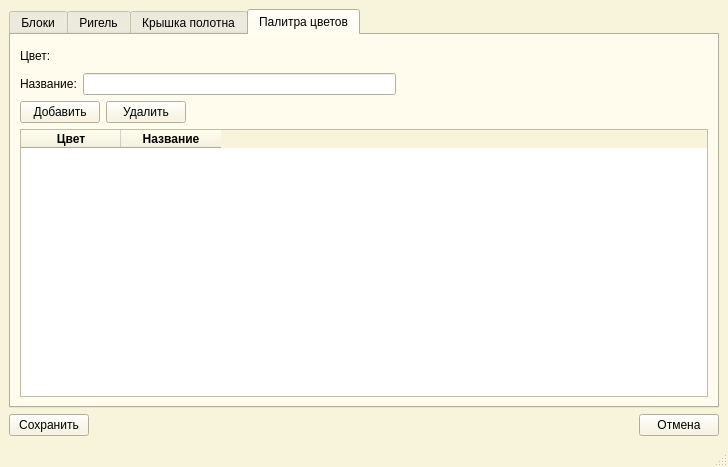
First picture: the form in untitled/settingswindow.ui, repository Constantine1991/wall, before the edit.
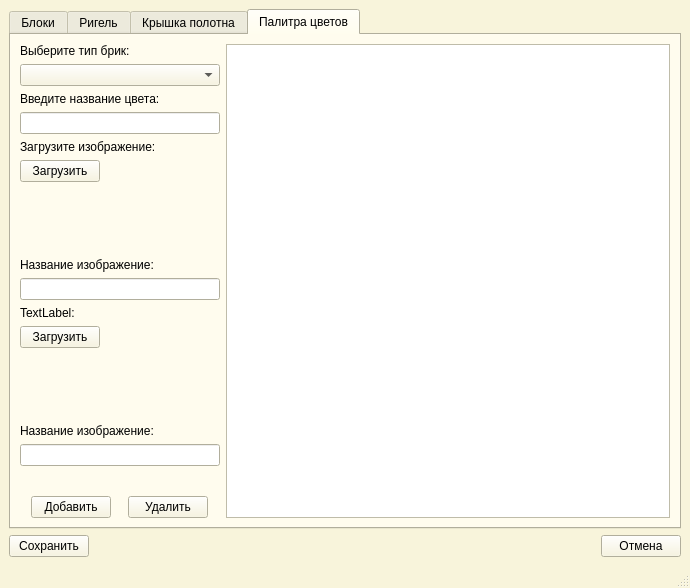
Second picture: the form after the edit. The open tabs and pages were chosen to show the change. Icons and pictures are not drawn.

Commit message: Созанна новая структура управления и хранения цвета проекта

What changed in the file:
```diff
--- a/untitled/settingswindow.ui
+++ b/untitled/settingswindow.ui
@@ -9,8 +9,8 @@
    <rect>
     <x>0</x>
     <y>0</y>
-    <width>728</width>
-    <height>467</height>
+    <width>690</width>
+    <height>588</height>
    </rect>
   </property>
   <property name="sizePolicy">
@@ -19,18 +19,6 @@
     <verstretch>0</verstretch>
    </sizepolicy>
   </property>
-  <property name="minimumSize">
-   <size>
-    <width>728</width>
-    <height>467</height>
-   </size>
-  </property>
-  <property name="maximumSize">
-   <size>
-    <width>728</width>
-    <height>467</height>
-   </size>
-  </property>
   <property name="palette">
    <palette>
     <active>
@@ -454,9 +442,7 @@
     <normaloff>:/new/prefix1/logoImg.png</normaloff>:/new/prefix1/logoImg.png</iconset>
   </property>
   <widget class="QWidget" name="centralwidget">
-   <layout class="QVBoxLayout" name="verticalLayout_2">
-    <item>
-     <layout class="QVBoxLayout" name="verticalLayout">
+   <layout class="QVBoxLayout" name="verticalLayout_13">
       <item>
        <widget class="QTabWidget" name="tabWidget">
         <property name="currentIndex">
@@ -644,7 +630,7 @@
             <height>41</height>
            </rect>
           </property>
-          <layout class="QVBoxLayout" name="verticalLayout_6">
+        <layout class="QVBoxLayout" name="verticalLayout">
            <item>
             <widget class="QLabel" name="label_11">
              <property name="text">
@@ -662,91 +648,319 @@
          <attribute name="title">
           <string>Палитра цветов</string>
          </attribute>
-         <layout class="QHBoxLayout" name="horizontalLayout_9">
-          <item>
-           <layout class="QVBoxLayout" name="verticalLayout_8">
-            <item>
-             <layout class="QVBoxLayout" name="verticalLayout_7">
+       <layout class="QHBoxLayout" name="horizontalLayout_8">
               <item>
                <layout class="QHBoxLayout" name="horizontalLayout_7">
                 <item>
-                 <widget class="QLabel" name="label_2">
+           <layout class="QVBoxLayout" name="verticalLayout_6">
+            <property name="sizeConstraint">
+             <enum>QLayout::SetMaximumSize</enum>
+            </property>
+            <item>
+             <layout class="QVBoxLayout" name="verticalLayout_2">
+              <property name="spacing">
+               <number>6</number>
+              </property>
+              <property name="sizeConstraint">
+               <enum>QLayout::SetMaximumSize</enum>
+              </property>
+              <item>
+               <widget class="QLabel" name="label_13">
+                <property name="sizePolicy">
+                 <sizepolicy hsizetype="Fixed" vsizetype="Fixed">
+                  <horstretch>0</horstretch>
+                  <verstretch>0</verstretch>
+                 </sizepolicy>
+                </property>
                   <property name="text">
-                   <string>Цвет:</string>
+                 <string>Выберите тип брик: </string>
+                </property>
+               </widget>
+              </item>
+              <item>
+               <widget class="QComboBox" name="comboBox">
+                <property name="sizePolicy">
+                 <sizepolicy hsizetype="Fixed" vsizetype="Fixed">
+                  <horstretch>0</horstretch>
+                  <verstretch>0</verstretch>
+                 </sizepolicy>
+                </property>
+                <property name="minimumSize">
+                 <size>
+                  <width>200</width>
+                  <height>0</height>
+                 </size>
+                </property>
+                <property name="maximumSize">
+                 <size>
+                  <width>200</width>
+                  <height>16777215</height>
+                 </size>
+                </property>
+               </widget>
+              </item>
+              <item>
+               <widget class="QLabel" name="label_14">
+                <property name="sizePolicy">
+                 <sizepolicy hsizetype="Fixed" vsizetype="Fixed">
+                  <horstretch>0</horstretch>
+                  <verstretch>0</verstretch>
+                 </sizepolicy>
+                </property>
+                <property name="text">
+                 <string>Введите название цвета:</string>
+                </property>
+               </widget>
+              </item>
+              <item>
+               <widget class="QLineEdit" name="lineEdit_9">
+                <property name="sizePolicy">
+                 <sizepolicy hsizetype="Fixed" vsizetype="Fixed">
+                  <horstretch>0</horstretch>
+                  <verstretch>0</verstretch>
+                 </sizepolicy>
+                </property>
+                <property name="minimumSize">
+                 <size>
+                  <width>200</width>
+                  <height>0</height>
+                 </size>
+                </property>
+                <property name="maximumSize">
+                 <size>
+                  <width>200</width>
+                  <height>16777215</height>
+                 </size>
                   </property>
                  </widget>
                 </item>
                 <item>
                  <widget class="QLabel" name="label_10">
                   <property name="sizePolicy">
-                   <sizepolicy hsizetype="Preferred" vsizetype="Preferred">
+                 <sizepolicy hsizetype="Fixed" vsizetype="Fixed">
+                  <horstretch>0</horstretch>
+                  <verstretch>0</verstretch>
+                 </sizepolicy>
+                </property>
+                <property name="maximumSize">
+                 <size>
+                  <width>250</width>
+                  <height>16777215</height>
+                 </size>
+                </property>
+                <property name="text">
+                 <string>Загрузите изображение:</string>
+                </property>
+               </widget>
+              </item>
+              <item>
+               <widget class="QPushButton" name="pushButton_3">
+                <property name="sizePolicy">
+                 <sizepolicy hsizetype="Fixed" vsizetype="Fixed">
+                  <horstretch>0</horstretch>
+                  <verstretch>0</verstretch>
+                 </sizepolicy>
+                </property>
+                <property name="layoutDirection">
+                 <enum>Qt::LeftToRight</enum>
+                </property>
+                <property name="text">
+                 <string>Загрузить</string>
+                </property>
+               </widget>
+              </item>
+              <item>
+               <widget class="QLabel" name="label_2">
+                <property name="enabled">
+                 <bool>true</bool>
+                </property>
+                <property name="sizePolicy">
+                 <sizepolicy hsizetype="Fixed" vsizetype="Fixed">
                     <horstretch>0</horstretch>
                     <verstretch>0</verstretch>
                    </sizepolicy>
                   </property>
                   <property name="minimumSize">
                    <size>
-                    <width>32</width>
-                    <height>23</height>
+                  <width>128</width>
+                  <height>64</height>
                    </size>
                   </property>
                   <property name="maximumSize">
                    <size>
-                    <width>32</width>
-                    <height>23</height>
+                  <width>128</width>
+                  <height>64</height>
                    </size>
                   </property>
                   <property name="text">
                    <string/>
                   </property>
-                 </widget>
-                </item>
-                <item>
-                 <spacer name="horizontalSpacer_2">
-                  <property name="orientation">
-                   <enum>Qt::Horizontal</enum>
-                  </property>
-                  <property name="sizeHint" stdset="0">
-                   <size>
-                    <width>40</width>
-                    <height>20</height>
-                   </size>
-                  </property>
-                 </spacer>
-                </item>
-               </layout>
-              </item>
-              <item>
-               <layout class="QHBoxLayout" name="horizontalLayout_6">
+                <property name="scaledContents">
+                 <bool>true</bool>
+                </property>
+                <property name="alignment">
+                 <set>Qt::AlignCenter</set>
+                </property>
+               </widget>
+              </item>
                 <item>
                  <widget class="QLabel" name="label_12">
+                <property name="sizePolicy">
+                 <sizepolicy hsizetype="Fixed" vsizetype="Fixed">
+                  <horstretch>0</horstretch>
+                  <verstretch>0</verstretch>
+                 </sizepolicy>
+                </property>
                   <property name="text">
-                   <string>Название:</string>
+                 <string>Название изображение:</string>
                   </property>
                  </widget>
                 </item>
                 <item>
-                 <widget class="QLineEdit" name="lineEdit_2"/>
+               <widget class="QLineEdit" name="lineEdit_2">
+                <property name="sizePolicy">
+                 <sizepolicy hsizetype="Fixed" vsizetype="Fixed">
+                  <horstretch>0</horstretch>
+                  <verstretch>0</verstretch>
+                 </sizepolicy>
+                </property>
+                <property name="minimumSize">
+                 <size>
+                  <width>200</width>
+                  <height>0</height>
+                 </size>
+                </property>
+                <property name="maximumSize">
+                 <size>
+                  <width>200</width>
+                  <height>16777215</height>
+                 </size>
+                </property>
+               </widget>
                 </item>
                 <item>
-                 <spacer name="horizontalSpacer_3">
+               <widget class="QLabel" name="label_15">
+                <property name="sizePolicy">
+                 <sizepolicy hsizetype="Fixed" vsizetype="Fixed">
+                  <horstretch>0</horstretch>
+                  <verstretch>0</verstretch>
+                 </sizepolicy>
+                </property>
+                <property name="text">
+                 <string>TextLabel:</string>
+                </property>
+               </widget>
+              </item>
+              <item>
+               <widget class="QPushButton" name="pushButton_6">
+                <property name="sizePolicy">
+                 <sizepolicy hsizetype="Fixed" vsizetype="Fixed">
+                  <horstretch>0</horstretch>
+                  <verstretch>0</verstretch>
+                 </sizepolicy>
+                </property>
+                <property name="text">
+                 <string>Загрузить</string>
+                </property>
+               </widget>
+              </item>
+              <item>
+               <widget class="QLabel" name="label_16">
+                <property name="enabled">
+                 <bool>true</bool>
+                </property>
+                <property name="sizePolicy">
+                 <sizepolicy hsizetype="Fixed" vsizetype="Fixed">
+                  <horstretch>0</horstretch>
+                  <verstretch>0</verstretch>
+                 </sizepolicy>
+                </property>
+                <property name="minimumSize">
+                 <size>
+                  <width>128</width>
+                  <height>64</height>
+                 </size>
+                </property>
+                <property name="maximumSize">
+                 <size>
+                  <width>128</width>
+                  <height>64</height>
+                 </size>
+                </property>
+                <property name="text">
+                 <string/>
+                </property>
+                <property name="scaledContents">
+                 <bool>true</bool>
+                </property>
+                <property name="alignment">
+                 <set>Qt::AlignCenter</set>
+                </property>
+               </widget>
+              </item>
+              <item>
+               <widget class="QLabel" name="label_17">
+                <property name="sizePolicy">
+                 <sizepolicy hsizetype="Fixed" vsizetype="Fixed">
+                  <horstretch>0</horstretch>
+                  <verstretch>0</verstretch>
+                 </sizepolicy>
+                </property>
+                <property name="text">
+                 <string>Название изображение:</string>
+                </property>
+               </widget>
+              </item>
+              <item>
+               <widget class="QLineEdit" name="lineEdit_10">
+                <property name="sizePolicy">
+                 <sizepolicy hsizetype="Fixed" vsizetype="Fixed">
+                  <horstretch>0</horstretch>
+                  <verstretch>0</verstretch>
+                 </sizepolicy>
+                </property>
+                <property name="minimumSize">
+                 <size>
+                  <width>200</width>
+                  <height>0</height>
+                 </size>
+                </property>
+                <property name="maximumSize">
+                 <size>
+                  <width>200</width>
+                  <height>16777215</height>
+                 </size>
+                </property>
+               </widget>
+              </item>
+             </layout>
+            </item>
+            <item>
+             <spacer name="verticalSpacer">
                   <property name="orientation">
-                   <enum>Qt::Horizontal</enum>
+               <enum>Qt::Vertical</enum>
                   </property>
                   <property name="sizeHint" stdset="0">
                    <size>
-                    <width>40</width>
-                    <height>20</height>
+                <width>20</width>
+                <height>40</height>
                    </size>
                   </property>
                  </spacer>
                 </item>
-               </layout>
-              </item>
               <item>
-               <layout class="QHBoxLayout" name="horizontalLayout_8">
+             <layout class="QHBoxLayout" name="horizontalLayout_6">
+              <property name="spacing">
+               <number>6</number>
+              </property>
                 <item>
                  <widget class="QPushButton" name="pushButton_4">
+                <property name="sizePolicy">
+                 <sizepolicy hsizetype="Fixed" vsizetype="Fixed">
+                  <horstretch>0</horstretch>
+                  <verstretch>0</verstretch>
+                 </sizepolicy>
+                </property>
                   <property name="text">
                    <string>Добавить</string>
                   </property>
@@ -754,58 +968,44 @@
                 </item>
                 <item>
                  <widget class="QPushButton" name="pushButton_5">
+                <property name="sizePolicy">
+                 <sizepolicy hsizetype="Fixed" vsizetype="Fixed">
+                  <horstretch>0</horstretch>
+                  <verstretch>0</verstretch>
+                 </sizepolicy>
+                </property>
                   <property name="text">
                    <string>Удалить</string>
                   </property>
                  </widget>
                 </item>
-                <item>
-                 <spacer name="horizontalSpacer_4">
-                  <property name="orientation">
-                   <enum>Qt::Horizontal</enum>
-                  </property>
-                  <property name="sizeHint" stdset="0">
-                   <size>
-                    <width>40</width>
-                    <height>20</height>
-                   </size>
-                  </property>
-                 </spacer>
-                </item>
                </layout>
               </item>
              </layout>
             </item>
             <item>
              <widget class="QTableWidget" name="tableWidget">
+            <property name="sizePolicy">
+             <sizepolicy hsizetype="Expanding" vsizetype="Expanding">
+              <horstretch>0</horstretch>
+              <verstretch>0</verstretch>
+             </sizepolicy>
+            </property>
+            <property name="selectionMode">
+             <enum>QAbstractItemView::MultiSelection</enum>
+            </property>
+            <property name="selectionBehavior">
+             <enum>QAbstractItemView::SelectRows</enum>
+            </property>
               <property name="columnCount">
-               <number>2</number>
+             <number>0</number>
               </property>
               <attribute name="horizontalHeaderDefaultSectionSize">
-               <number>100</number>
-              </attribute>
-              <column>
-               <property name="text">
-                <string>Цвет</string>
-               </property>
-               <property name="font">
-                <font>
-                 <weight>75</weight>
-                 <bold>true</bold>
-                </font>
-               </property>
-              </column>
-              <column>
-               <property name="text">
-                <string>Название</string>
-               </property>
-               <property name="font">
-                <font>
-                 <weight>75</weight>
-                 <bold>true</bold>
-                </font>
-               </property>
-              </column>
+             <number>128</number>
+            </attribute>
+            <attribute name="verticalHeaderDefaultSectionSize">
+             <number>64</number>
+            </attribute>
              </widget>
             </item>
            </layout>
@@ -846,8 +1046,6 @@
        </layout>
       </item>
      </layout>
-    </item>
-   </layout>
   </widget>
   <widget class="QMenuBar" name="menubar">
    <property name="geometry">
```
Left out of the diff: 23 changed lines with no effect on the pictures. Lines whose indentation alone changed are shown as unchanged. The commit also changes 52 other files.
